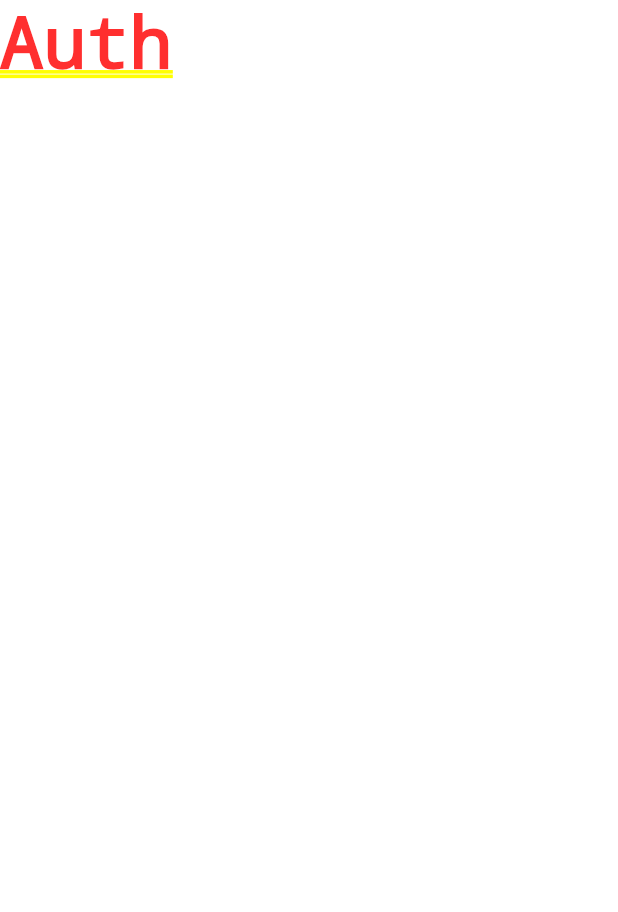
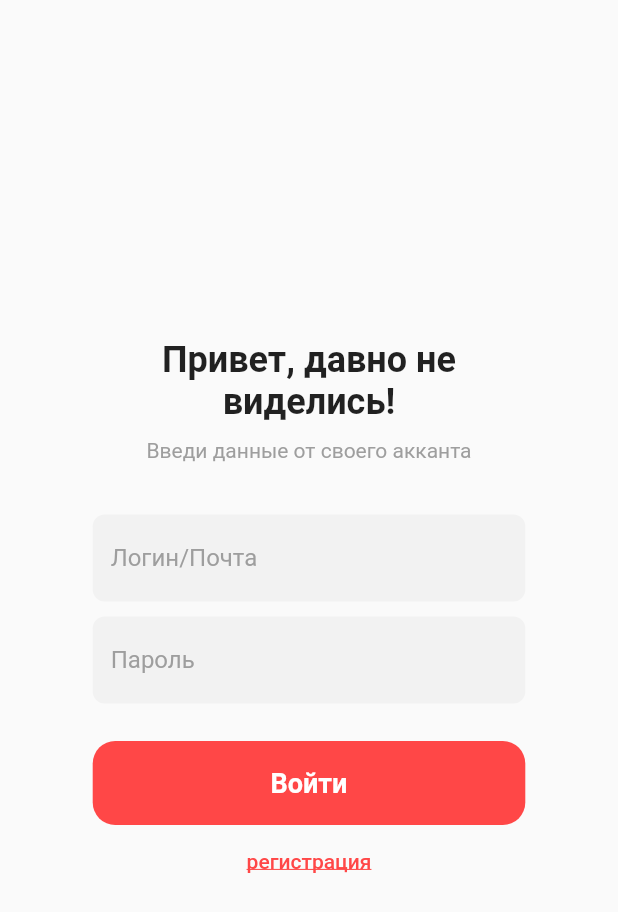
Before and after one commit to Neejiii/AliexpressHak, a Flutter app: the screen it shows after launch, on a phone screen of 412 x 824 dp. Shown: the top 912 px of the screen. Run offline on Flutter 3.47's test engine with Material 2 defaults, Android fonts, the phone set to English and light mode, and no system bars.

```diff
--- /dev/null
+++ b/lib/components/button.dart
@@ -0,0 +1,29 @@
+import 'package:flutter/material.dart';
+import 'package:mobile/components/theme.dart';
+
+class MyButton extends StatelessWidget {
+  final String text;
+  final VoidCallback onTap;
+
+  const MyButton({Key? key, required this.text, required this.onTap})
+      : super(key: key);
+
+  @override
+  Widget build(BuildContext context) => GestureDetector(
+        onTap: onTap,
+        child: Container(
+            height: 56,
+            width: double.infinity,
+            alignment: Alignment.center,
+            decoration: BoxDecoration(
+                color: CColors.red,
+                borderRadius: BorderRadius.circular(15)),
+            child: Text(
+              text,
+              style: TextStyle(
+                  color: Colors.white,
+                  fontSize: 18,
+                  fontWeight: FontWeight.bold),
+            )),
+      );
+}
--- /dev/null
+++ b/lib/components/textfiled.dart
@@ -0,0 +1,34 @@
+import 'package:flutter/material.dart';
+import 'package:mobile/components/theme.dart';
+
+class MyTextField extends StatelessWidget {
+  final String text;
+
+  const MyTextField({
+    Key? key,
+    this.text = "",
+  }) : super(key: key);
+
+  @override
+  Widget build(BuildContext context) => Container(
+      padding: const EdgeInsets.symmetric(vertical: 5),
+      child: Column(crossAxisAlignment: CrossAxisAlignment.start, children: [
+        SizedBox(
+          height: 58,
+          width: double.infinity,
+          child: TextField(
+            style: const TextStyle(color: Colors.grey),
+            decoration: InputDecoration(
+              filled: true,
+              fillColor: CColors.grey,
+              labelText: text,
+              labelStyle: const TextStyle(color: Colors.grey),
+              enabledBorder: OutlineInputBorder(
+                borderSide: BorderSide.none,
+                borderRadius: BorderRadius.circular(8),
+              ),
+            ),
+          ),
+        ),
+      ]));
+}
--- /dev/null
+++ b/lib/components/theme.dart
@@ -0,0 +1,8 @@
+import 'package:flutter/material.dart';
+
+class CColors {
+  static const white = Color(0xFFFFFFFF);
+  static const red = Color(0xFFFF4747);
+  static const light_red = Color(0xFFFFDFDF);
+  static const grey = Color(0xFFf2f2f2);
+}
--- a/lib/pages/auth/auth_page.dart
+++ b/lib/pages/auth/auth_page.dart
@@ -1,12 +1,59 @@
 import 'package:flutter/material.dart';
+import 'package:mobile/components/button.dart';
+import 'package:mobile/components/textfiled.dart';
+import 'package:mobile/components/theme.dart';
+import 'package:mobile/pages/nav_bar.dart';
+import 'package:mobile/pages/shop/shop_load.dart';
 
 class AuthPage extends StatelessWidget {
   const AuthPage({Key? key}) : super(key: key);
 
   @override
   Widget build(BuildContext context) {
-    return Container(
-      child: Text('Auth'),
+    return Scaffold(
+      body: Container(
+        width: double.infinity,
+        height: double.infinity,
+        child: Center(
+          child: Container(
+            width: MediaQuery.of(context).size.width * 0.7,
+            child: Column(
+              mainAxisAlignment: MainAxisAlignment.center,
+              children: [
+                const Text('Привет, давно не виделись!',
+                    textAlign: TextAlign.center,
+                    style:
+                        TextStyle(fontSize: 24, fontWeight: FontWeight.bold)),
+                const SizedBox(height: 10),
+                const Text('Введи данные от своего акканта',
+                    style: TextStyle(fontSize: 14, color: Colors.grey),
+                    textAlign: TextAlign.center),
+                const SizedBox(height: 30),
+                const MyTextField(text: 'Логин/Почта'),
+                const MyTextField(text: 'Пароль'),
+                const SizedBox(height: 20),
+                MyButton(
+                    text: 'Войти',
+                    onTap: () {
+                      Navigator.push(context,
+                          MaterialPageRoute(builder: (context) => const Navbar()));
+                    }),
+                TextButton(
+                    onPressed: () {
+                      Navigator.push(context,
+                          MaterialPageRoute(builder: (context) => Container()));
+                    },
+                    child: const Text(
+                      'регистрация',
+                      style: TextStyle(
+                          color: CColors.red,
+                          decoration: TextDecoration.underline),
+                    ))
+              ],
+            ),
+          ),
+        ),
+      ),
     );
   }
 }
--- /dev/null
+++ b/lib/pages/shop.dart
@@ -0,0 +1 @@
+import 'package:flutter/material.dart';
```
Also changed, not shown: lib/pages/nav_bar.dart (added, +54 -0 lines), lib/pages/shop/shop_load.dart (added, +33 -0 lines), lib/pages/shop/shop_page.dart (added, +19 -0 lines), lib/pages/welcome.dart (+9 -1 lines), pubspec.yaml (+6 -11 lines), fonts/Montserrat-Bold.ttf (added), fonts/Montserrat-Regular.ttf (added).
